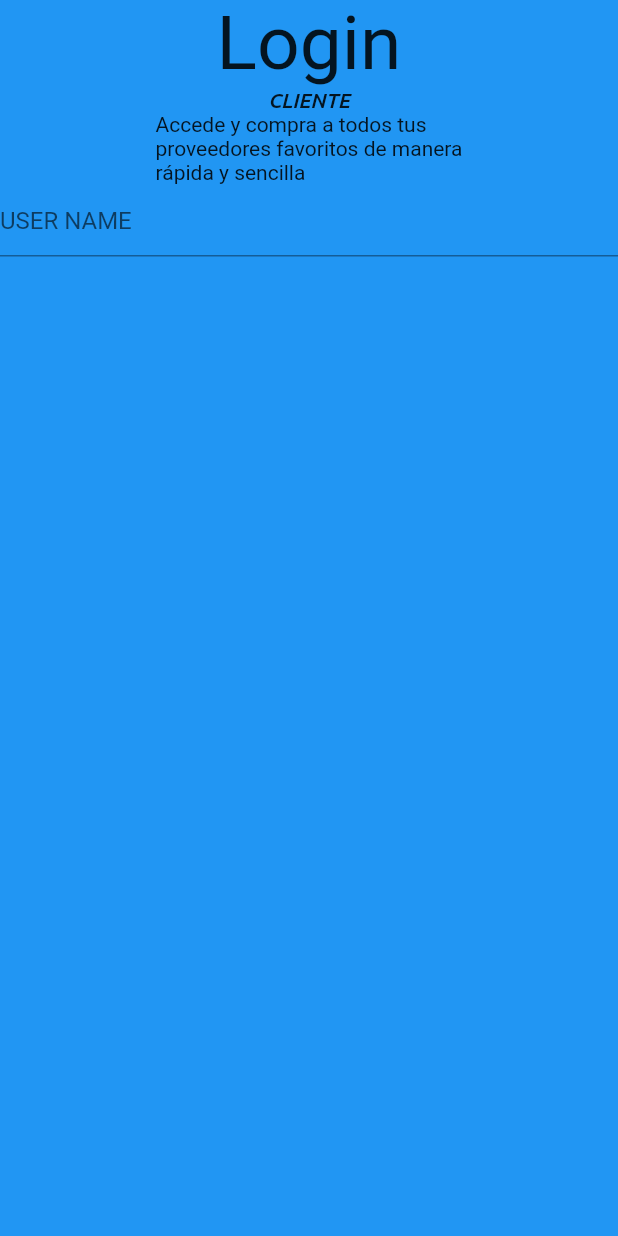
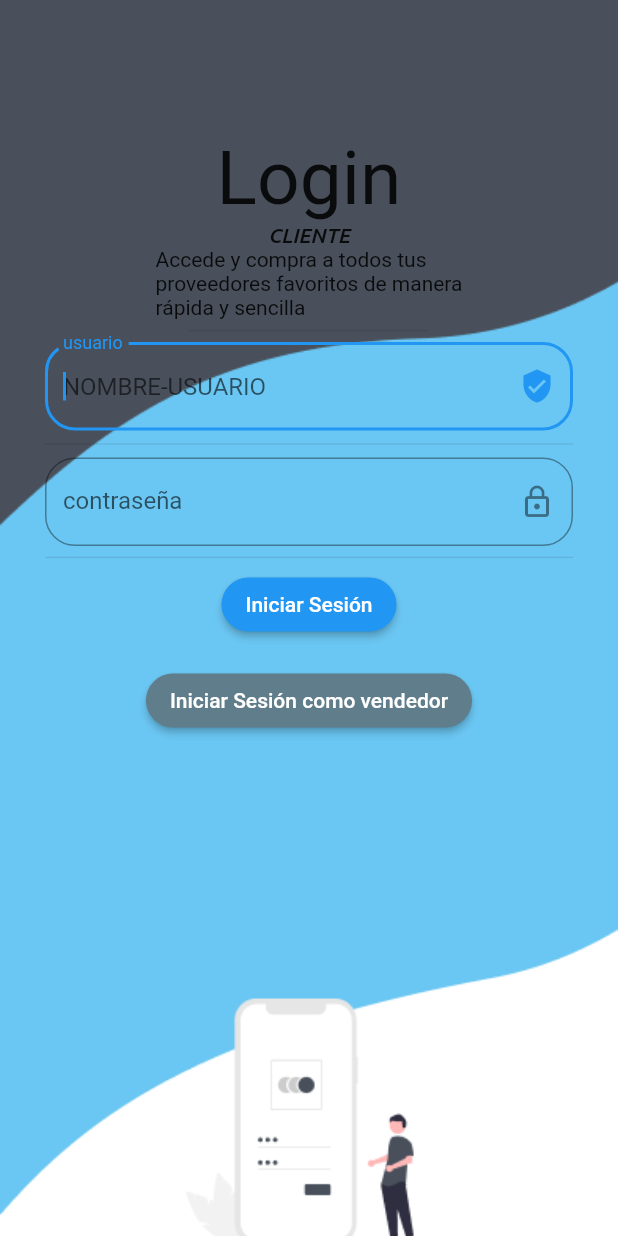
Before and after one commit to EQuinteros11/ECO_MARKET, a Flutter app: the screen it shows after launch, on a phone screen of 412 x 824 dp. Run offline on Flutter 3.47's test engine with Material 2 defaults, Android fonts, the phone set to English and light mode, and no system bars; Roboto replaces fonts that are missing (cursive); project files that could hold a hidden picture were left out.

Commit message:
login listo

```diff
--- a/lib/app.dart
+++ b/lib/app.dart
@@ -6,13 +6,39 @@ class MyAppForm extends StatefulWidget {
   @override
   State<MyAppForm> createState() => _MyAppFormState();
 }
+final ButtonStyle flatButtonStyle = TextButton.styleFrom(
+  shape: const RoundedRectangleBorder(
+    borderRadius: BorderRadius.all(Radius.circular(20),
+    ),
+  ),
+);
+final ButtonStyle flatButtonStyle2 = TextButton.styleFrom(
+    shape: const RoundedRectangleBorder(
+      borderRadius: BorderRadius.all(Radius.circular(20),
+      ),
+    ),
+    backgroundColor: Colors.blueGrey
+);
+
 
 class _MyAppFormState extends State<MyAppForm> {
+
   @override
   Widget build(BuildContext context) {
-    return Scaffold(
-      backgroundColor: Colors.blue,
+    return Container(
+      decoration: const BoxDecoration(
+          image: DecorationImage(
+              image: AssetImage("assets/img/inicioSesionCliente.png"),
+              fit: BoxFit.cover
+          )
+      ),
+      child: Scaffold(
+        backgroundColor: Colors.transparent,
         body: ListView(
+          padding: EdgeInsets.symmetric(
+              horizontal: 30.0,
+              vertical: 90.0
+          ),
           children: <Widget> [
             Column(
               mainAxisAlignment: MainAxisAlignment.center,
@@ -25,17 +51,73 @@ class _MyAppFormState extends State<MyAppForm> {
                 ),
                 Text('Accede y compra a todos tus\nproveedores favoritos de manera\nrápida y sencilla'
                 ),
+                SizedBox(
+                  width:160.0,
+                  height: 15.0,
+                  child: Divider(
+                    color: Colors.blueAccent[600],
+                  ),
+                ),
                 TextField(
                     enableInteractiveSelection: false,
+                    autofocus: true,
+                    textCapitalization: TextCapitalization.characters,
                     decoration: InputDecoration(
-                    hintText: 'USER NAME'
+                        hintText: 'NOMBRE-USUARIO',
+                        labelText: 'usuario',
+                        suffixIcon: Icon(
+                            Icons.verified_user
+                        ),
+                        border: OutlineInputBorder(
+                            borderRadius: BorderRadius.circular(20.0)
+                        )
+                    ),
+                    onSubmitted: (valor){
+                      print('el nombre es'+valor.toString());
+                    }
+                ),
+                Divider(
+                  height: 18.0,
+                ),
+                TextField(
+                  enableInteractiveSelection: false,
+                  obscureText: true,
+                  decoration: InputDecoration(
+                      hintText: 'contraseña ',
+                      labelText: 'contraseña',
+                      suffixIcon: Icon(Icons.lock_outline),
+                      border: OutlineInputBorder(
+                          borderRadius: BorderRadius.circular(20.0)
+                      )
+                  ),
+                ),
+                Divider(
+                  height: 15.0,
+                ),
+                ElevatedButton(
+                  style: flatButtonStyle,
+                  onPressed:(){
+
+                  },
+                  child: Text('Iniciar Sesión'),
 
                 ),
+                SizedBox(
+                  height:16.0,
+                ),
+                ElevatedButton(
+                  style: flatButtonStyle2,
+                  onPressed:(){
+
+                  },
+                  child: Text('Iniciar Sesión como vendedor'),
+
                 )
               ],
             ),
           ],
         ),
+      ),
     );
   }
 }
--- a/pubspec.yaml
+++ b/pubspec.yaml
@@ -59,8 +59,8 @@ flutter:
   uses-material-design: true
 
   # To add assets to your application, add an assets section, like this:
-  # assets:
-  #   - images/a_dot_burr.jpeg
+  assets:
+    - assets/img/inicioSesionCliente.png
   #   - images/a_dot_ham.jpeg
 
   # An image asset can refer to one or more resolution-specific "variants", see
```
Also changed, not shown: assets/img/inicioSesionCliente.png (added). Lines whose indentation alone changed are shown as unchanged.
